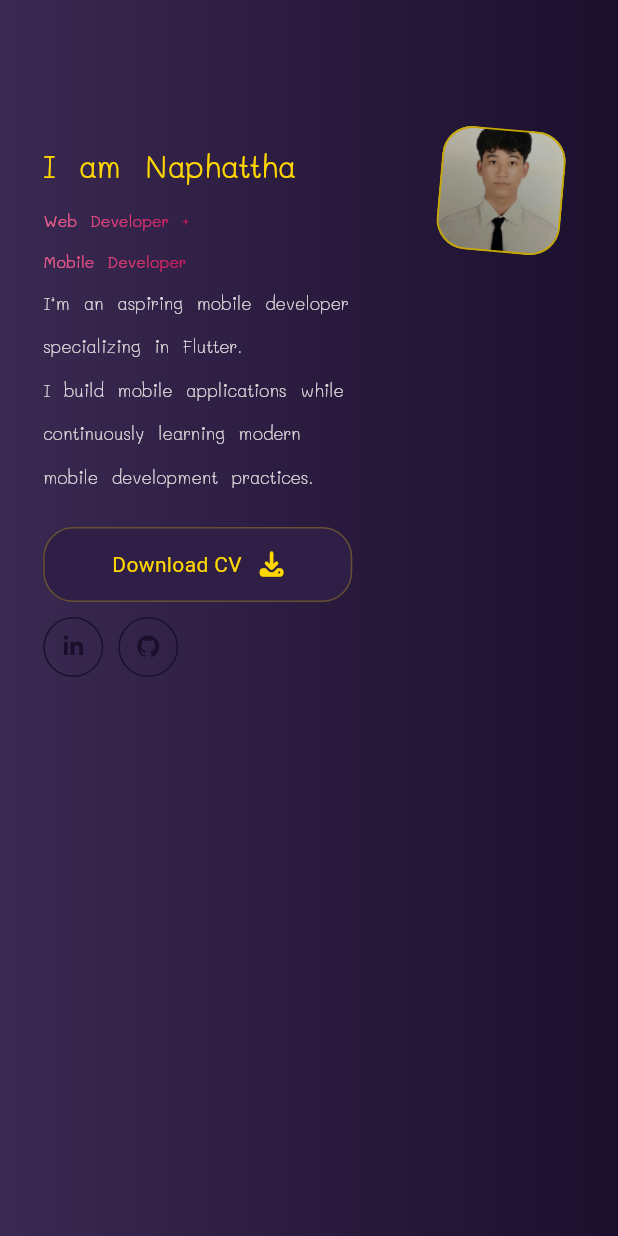
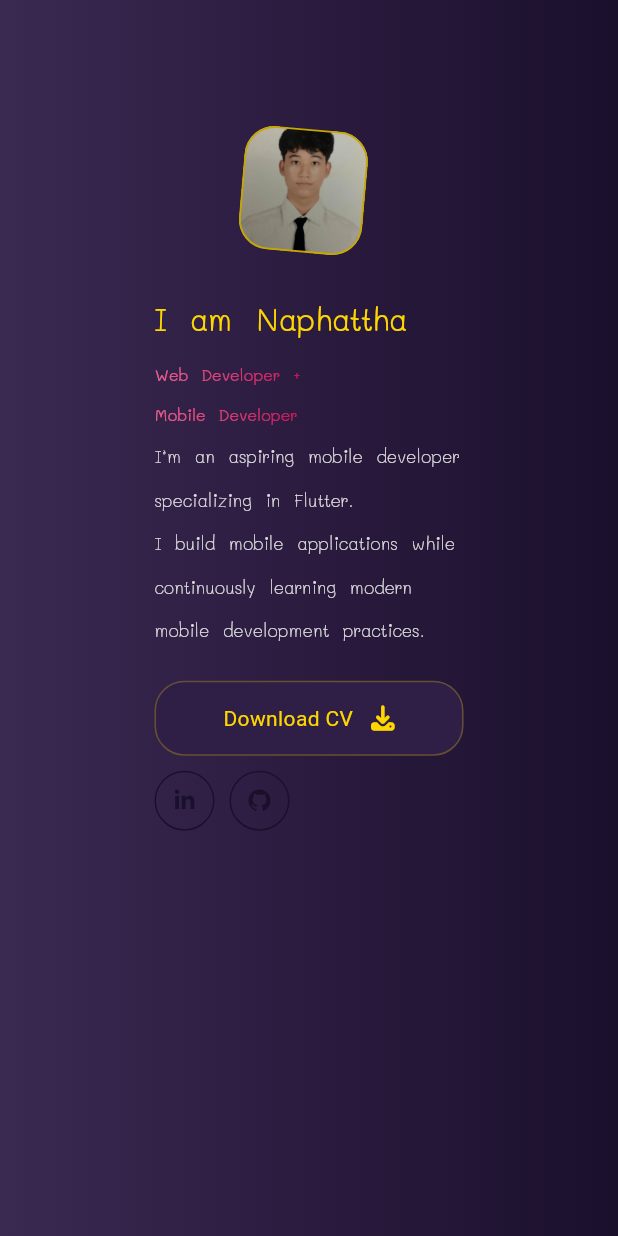
Before and after one commit to naphattha/flutter_portfolio_website, a Flutter app: the screen it shows after launch, on a phone screen of 412 x 824 dp. Run offline on Flutter 3.47's test engine with Material 3 defaults, Android fonts, the phone set to English and light mode, and no system bars; drawn by our look-alikes of simple_gradient_text; our stand-ins replace font_awesome_flutter.

Commit message:
count_container_widget
clean code & build count_container_widget(desktop)

```diff
--- a/lib/screens/mobile/mobile_layout_pagr.dart
+++ b/lib/screens/mobile/mobile_layout_pagr.dart
@@ -14,7 +14,7 @@ class MobileLayout extends StatefulWidget {
 class _MobileLayoutState extends State<MobileLayout> {
   @override
   Widget build(BuildContext context) {
-    Size size=MediaQuery.of(context).size;
+    Size size = MediaQuery.of(context).size;
     return Scaffold(
       body: Container(
         height: double.infinity,
@@ -22,11 +22,9 @@ class _MobileLayoutState extends State<MobileLayout> {
         decoration: Styles.gradientDecoration,
 
         child: SingleChildScrollView(
-
           child: Container(
-            margin: EdgeInsets.symmetric( vertical: size.height * 0.1),
-            child:
-            Column(
+            margin: EdgeInsets.symmetric(vertical: size.height * 0.1),
+            child: Column(
               children: [
                 Row(
                   mainAxisSize: MainAxisSize.min,
@@ -36,34 +34,27 @@ class _MobileLayoutState extends State<MobileLayout> {
                     Column(
                       mainAxisAlignment: MainAxisAlignment.center,
                       crossAxisAlignment: CrossAxisAlignment.center,
-                      children: [Row(
                       children: [
-                          HeaderTextWidget(size:size,),
-                        ],
+                        Container(
+                          child: Column(
+                            mainAxisAlignment: MainAxisAlignment.center,
+                            children: [RotatingImageContainer()],
+                          ),
+                        ),
+                        SizedBox(height: 20),
 
-                      ),
-                      SizedBox(height: 20,),
+                        Row(children: [HeaderTextWidget(size: size)]),
+                        SizedBox(height: 20),
                         Social_Tab(size: size),
                       ],
                     ),
-                      Expanded(
-                      child: Container(
-
-                        child: Column
-                          (
-                          mainAxisAlignment: MainAxisAlignment.center,
-                          children: [
-                            RotatingImageContainer()
                   ],
                 ),
-                      ))
               ],
-              )
-            ]
-          ),)
-          )
-        )
+            ),
+          ),
+        ),
+      ),
     );
-
   }
 }
--- a/lib/screens/tablet/tablet_layout_pagr.dart
+++ b/lib/screens/tablet/tablet_layout_pagr.dart
@@ -15,7 +15,7 @@ class TabletLayout extends StatefulWidget {
 class _TabletLayoutState extends State<TabletLayout> {
   @override
   Widget build(BuildContext context) {
-    Size size=MediaQuery.of(context).size;
+    Size size = MediaQuery.of(context).size;
     return Scaffold(
       body: Container(
         height: double.infinity,
@@ -23,11 +23,9 @@ class _TabletLayoutState extends State<TabletLayout> {
         decoration: Styles.gradientDecoration,
 
         child: SingleChildScrollView(
-
           child: Container(
-            margin: EdgeInsets.symmetric( vertical: size.height * 0.1),
-            child:
-            Column(
+            margin: EdgeInsets.symmetric(vertical: size.height * 0.1),
+            child: Column(
               children: [
                 Row(
                   mainAxisSize: MainAxisSize.min,
@@ -37,43 +35,33 @@ class _TabletLayoutState extends State<TabletLayout> {
                     Column(
                       mainAxisAlignment: MainAxisAlignment.center,
                       crossAxisAlignment: CrossAxisAlignment.center,
-                      children: [Row(
                       children: [
-                          HeaderTextWidget(size:size,),
-                        ],
-
-                      ),
-                      SizedBox(height: 20,),
+                        Row(children: [HeaderTextWidget(size: size)]),
+                        SizedBox(height: 20),
                         Social_Tab(size: size),
                       ],
                     ),
                     Expanded(
                       child: Container(
-
-                        child: Column
-                          (
+                        child: Column(
                           mainAxisAlignment: MainAxisAlignment.center,
-                          children: [
-                            RotatingImageContainer()
+                          children: [RotatingImageContainer()],
+                        ),
+                      ),
+                    ),
                   ],
                 ),
-                      ))
               ],
-              )
-            ]
-          ),)
-          )
-        )
+            ),
+          ),
+        ),
+      ),
     );
-
   }
 }
 
 class Social_Tab extends StatelessWidget {
-  const Social_Tab({
-    super.key,
-    required this.size,
-  });
+  const Social_Tab({super.key, required this.size});
 
   final Size size;
 
@@ -84,13 +72,7 @@ class Social_Tab extends StatelessWidget {
       child: Column(
         mainAxisAlignment: MainAxisAlignment.start,
         crossAxisAlignment: CrossAxisAlignment.start,
-        children: [
-          DownloadCVButton(),
-          SizedBox(
-            height: 10,
-          ),
-          SocialWidget()
-        ],
+        children: [DownloadCVButton(), SizedBox(height: 10), SocialWidget()],
       ),
     );
   }
--- a/lib/screens/widgets/download_cv_widget.dart
+++ b/lib/screens/widgets/download_cv_widget.dart
@@ -3,29 +3,29 @@ import 'package:flutter_portfolio_website/constants/colors.dart';
 import 'package:font_awesome_flutter/font_awesome_flutter.dart';
 
 class DownloadCVButton extends StatelessWidget {
-  const DownloadCVButton({
-    super.key,
-  });
+  const DownloadCVButton({super.key});
 
   @override
   Widget build(BuildContext context) {
     return Container(
-
       height: 50,
       width: 250,
       decoration: BoxDecoration(
-          color: AppColors.purpleCTA,
-          borderRadius: BorderRadius.circular(20),
-          border: Border.all(color: AppColors.purpleBorder)
+        color: AppColors.purpleCTA,
+        borderRadius: BorderRadius.circular(20),
+        border: Border.all(color: AppColors.purpleBorder),
       ),
       child: Row(
         mainAxisAlignment: MainAxisAlignment.center,
         children: [
+          Text("Download CV", style: TextStyle(color: AppColors.primaryGold)),
 
-          Text("Download CV",style: TextStyle(color: AppColors.primaryGold),),
-
-          const SizedBox.square(dimension: 12,),
-          FaIcon(FontAwesomeIcons.download,color: AppColors.primaryGold,size: 18,)
+          const SizedBox.square(dimension: 12),
+          FaIcon(
+            FontAwesomeIcons.download,
+            color: AppColors.primaryGold,
+            size: 18,
+          ),
         ],
       ),
     );
--- a/lib/screens/widgets/header_text_widget.dart
+++ b/lib/screens/widgets/header_text_widget.dart
@@ -9,32 +9,43 @@ class HeaderTextWidget extends StatelessWidget {
 
   const HeaderTextWidget({super.key, required this.size});
 
-
   @override
   Widget build(BuildContext context) {
     return Container(
-      margin: EdgeInsets.symmetric(horizontal: size.width*0.07,),
+      margin: EdgeInsets.symmetric(horizontal: size.width * 0.07),
       child: Column(
         crossAxisAlignment: CrossAxisAlignment.start,
         mainAxisAlignment: MainAxisAlignment.center,
         children: [
-          Text("I am Naphattha",style: TextStyle(fontSize: 35,color: AppColors.primaryGold,fontWeight: FontWeight.bold,fontFamily: 'Mali')),
-          GradientText("Web Developer +\nMobile Developer", colors: [
-            AppColors.accentPink,
-            AppColors.accentDeep
-          ],
-          style: TextStyle(
-            fontSize: size.width*0.045,
-            fontFamily: 'Mali',
-            fontWeight: FontWeight.bold,
+          Text(
+            "I am Naphattha",
+            style: TextStyle(
+              fontSize: 35,
+              color: AppColors.primaryGold,
+              fontWeight: FontWeight.bold,
+              fontFamily: 'Mali',
+            ),
           ),
-
+          GradientText(
+            "Web Developer +\nMobile Developer",
+            colors: [AppColors.accentPink, AppColors.accentDeep],
+            style: TextStyle(
+              fontSize: size.width * 0.045,
+              fontFamily: 'Mali',
+              fontWeight: FontWeight.bold,
+            ),
           ),
           SizedBox(
-            width: size.width*0.5,
-            child: Text("I’m an aspiring mobile developer specializing in Flutter.\nI build mobile applications while continuously learning modern mobile development practices."
-            ,style: TextStyle(fontSize: 20,color: AppColors.gray200,fontFamily: 'Mali')),
-          )
+            width: size.width * 0.5,
+            child: Text(
+              "I’m an aspiring mobile developer specializing in Flutter.\nI build mobile applications while continuously learning modern mobile development practices.",
+              style: TextStyle(
+                fontSize: 20,
+                color: AppColors.gray200,
+                fontFamily: 'Mali',
+              ),
+            ),
+          ),
         ],
       ),
     );
@@ -42,10 +53,7 @@ class HeaderTextWidget extends StatelessWidget {
 }
 
 class Social_large extends StatelessWidget {
-  const Social_large({
-    super.key,
-    required this.size,
-  });
+  const Social_large({super.key, required this.size});
 
   final Size size;
 
@@ -54,13 +62,7 @@ class Social_large extends StatelessWidget {
     return SizedBox(
       width: size.width * 0.5,
       child: Row(
-        children: [
-          DownloadCVButton(),
-          SizedBox(
-            width: 20,
-          ),
-          SocialWidget()
-        ],
+        children: [DownloadCVButton(), SizedBox(width: 20), SocialWidget()],
       ),
     );
   }
--- a/lib/screens/widgets/rotating_image_widget.dart
+++ b/lib/screens/widgets/rotating_image_widget.dart
@@ -2,7 +2,6 @@ import 'package:flutter/material.dart';
 import 'package:flutter_portfolio_website/constants/colors.dart';
 
 import 'dart:math' as math;
-
 
 class RotatingImageContainer extends StatefulWidget {
   const RotatingImageContainer({super.key});
@@ -12,36 +11,31 @@ class RotatingImageContainer extends StatefulWidget {
 }
 
 class _RotatingImageContainerState extends State<RotatingImageContainer> {
-
-   bool isHovered=false;
+  bool isHovered = false;
   @override
   Widget build(BuildContext context) {
-    final size=MediaQuery.of(context).size;
+    final size = MediaQuery.of(context).size;
     return MouseRegion(
-
-      onEnter: (_)=>setState(()=>isHovered=true),
-      onExit: (_)=>setState(()=>isHovered=false),
+      onEnter: (_) => setState(() => isHovered = true),
+      onExit: (_) => setState(() => isHovered = false),
 
       child: AnimatedContainer(
+        duration: Duration(milliseconds: 200),
+        transform: Matrix4.rotationZ(isHovered ? 0 : math.pi / 36),
 
-        duration: Duration(milliseconds: 200),
-        transform: Matrix4.rotationZ(isHovered ?0:math.pi/36),
-
-        height: size.width*0.2,
-        width: size.width*0.2,
+        height: size.width * 0.2,
+        width: size.width * 0.2,
 
         decoration: BoxDecoration(
           image: DecorationImage(
             fit: BoxFit.cover,
-            image: AssetImage('assets/images/Naphattha.jpg')
+            image: AssetImage('assets/images/Naphattha.jpg'),
           ),
 
-          border: Border.all(color: AppColors.hoverEffect,width: 1.2),
-          borderRadius: BorderRadius.circular(20)
+          border: Border.all(color: AppColors.hoverEffect, width: 1.2),
+          borderRadius: BorderRadius.circular(20),
         ),
-
       ),
-
     );
   }
 }
```
Also changed, not shown: lib/screens/home_page.dart (+5 -10 lines), lib/screens/largescreen/desktop_layout_pagr.dart (+28 -21 lines), lib/screens/widgets/Social_Section.dart (+3 -6 lines), lib/screens/widgets/Social_widget.dart (+5 -8 lines), lib/screens/widgets/count_container_widget.dart (added, +31 -0 lines). Lines whose indentation alone changed are shown as unchanged.
